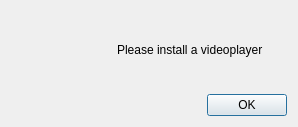
vkohaupt/vokoscreenNG, file QvkNoPlayerDialog.ui: the form before one commit.
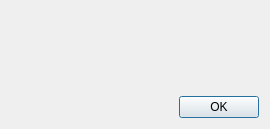
The form after the commit. Icons and pictures are not drawn.

Commit message: Please install

```diff
--- a/QvkNoPlayerDialog.ui
+++ b/QvkNoPlayerDialog.ui
@@ -6,8 +6,8 @@
    <rect>
     <x>0</x>
     <y>0</y>
-    <width>298</width>
-    <height>127</height>
+    <width>270</width>
+    <height>129</height>
    </rect>
   </property>
   <property name="windowTitle">
@@ -40,7 +40,10 @@
        <item>
         <widget class="QLabel" name="label_2">
          <property name="text">
-          <string>Please install a videoplayer</string>
+          <string notr="true"/>
+         </property>
+         <property name="alignment">
+          <set>Qt::AlignCenter</set>
          </property>
         </widget>
        </item>
```
Left out of the diff: 2 changed lines with no effect on the pictures. The commit also changes 2 other files.
